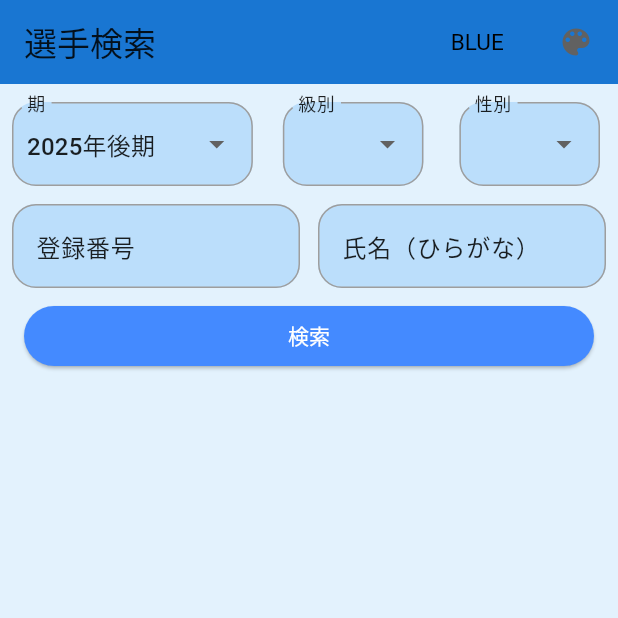
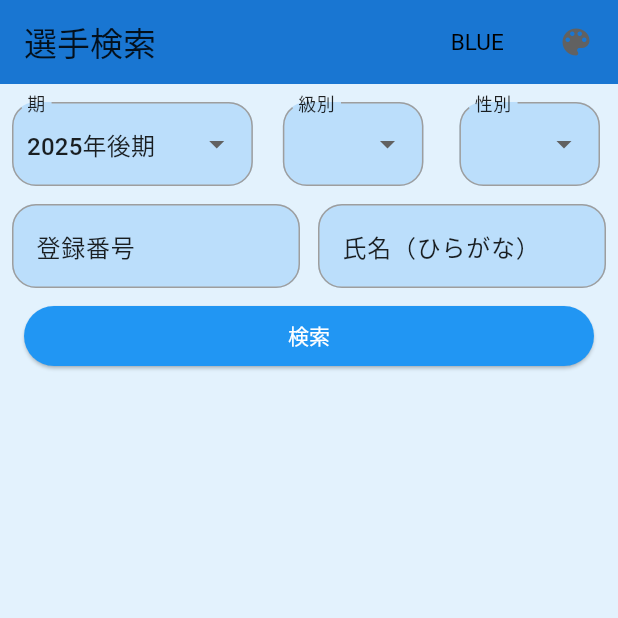
Before and after one commit to teru-kaji/wrmms, a Flutter app: the screen it shows after launch, on a phone screen of 412 x 824 dp, the top half of it. Run offline on Flutter 3.47's test engine with Material 3 defaults, Android fonts, the light colour scheme and no system bars; our stand-ins replace fl_chart.

Commit message:
・カラースキームを外部ファイルにする（青、緑、ピンク、ダーク） ・検索画面の入力ボックス、プルダウンメニューの角丸に変更 ・新規作成

```diff
--- a/lib/main.dart
+++ b/lib/main.dart
@@ -278,24 +278,6 @@ class _MemberSearchPageState extends State<MemberSearchPage> {
         ],
       ),
 
-      // @override
-      // Widget build(BuildContext context) {
-      //   return Scaffold(
-      //     appBar: AppBar(
-      //       title: Text('選手検索'),
-      //       actions: [
-      //         IconButton(
-      //           icon: Icon(
-      //             widget.themeMode == ThemeMode.dark
-      //                 ? Icons.dark_mode
-      //                 : Icons.light_mode,
-      //           ),
-      //           tooltip:
-      //               widget.themeMode == ThemeMode.dark ? 'ライトモードに切替' : 'ダークモードに切替',
-      //           onPressed: widget.onToggleTheme,
-      //         ),
-      //       ],
-      //     ),
       body: Column(
         children: [
           Row(
@@ -480,8 +462,10 @@ class _MemberSearchPageState extends State<MemberSearchPage> {
               child: ElevatedButton(
                 onPressed: _searchMembers,
                 style: ElevatedButton.styleFrom(
-                  backgroundColor: Colors.blueAccent,
-                  foregroundColor: Colors.white,
+                  backgroundColor: Theme.of(context).colorScheme.primary,
+                  // ここでテーマの主色！
+                  foregroundColor: Theme.of(context).colorScheme.onPrimary,
+                  // 主色に合う文字色
                   minimumSize: Size(60, 32),
                   padding: EdgeInsets.symmetric(horizontal: 8, vertical: 4),
                   textStyle: TextStyle(fontSize: 14),
```
